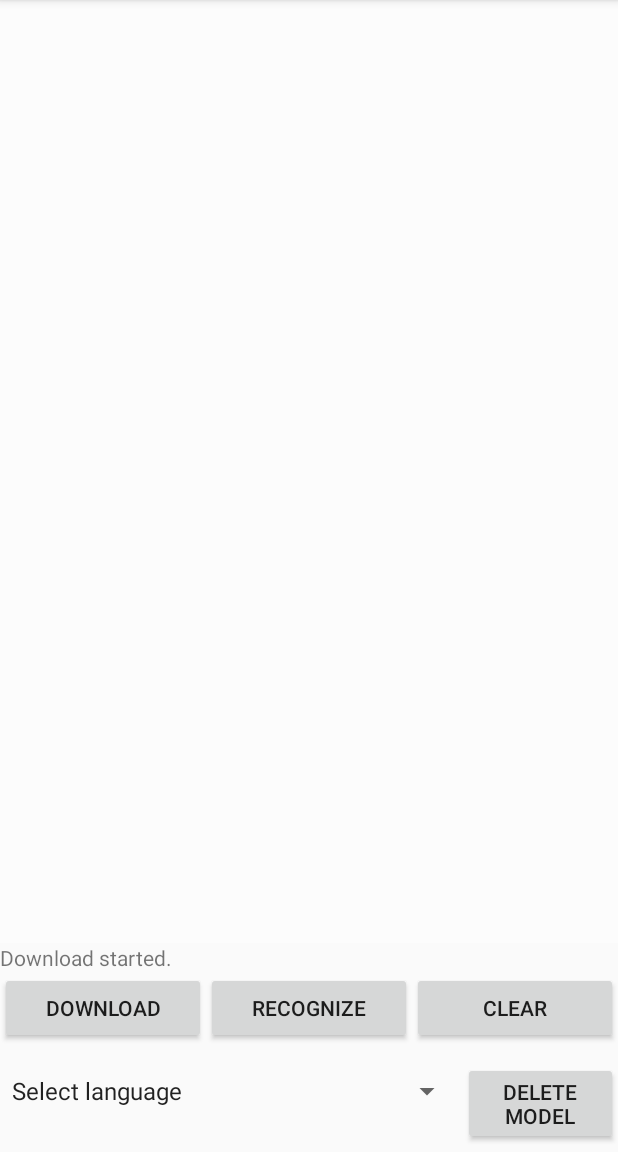
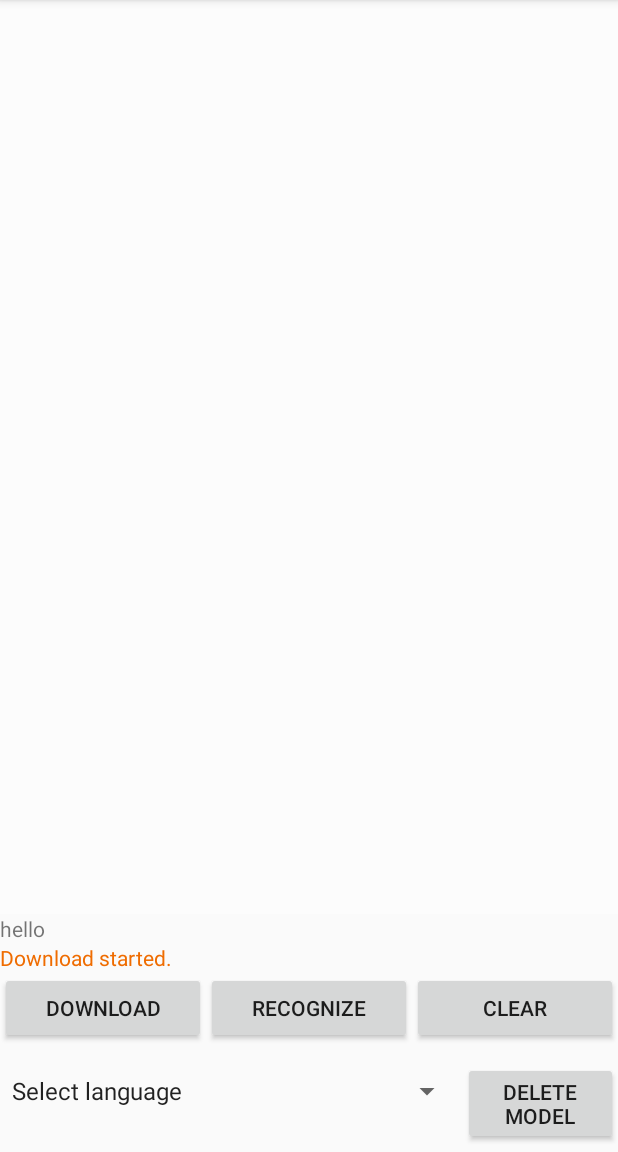
Before and after one commit to abhineetpandey10/SparkinsApp, an Android app: the DigitalInkActivity screen opened directly, with no data from a screen before it, after a tap on "DOWNLOAD", on a phone screen of 412 x 824 dp, the part 84-1236 px from its top. Run offline under Robolectric (Android 15) with nearby library versions, the phone set to English and light mode, and no system bars; libraries missing offline, so code that uses them is left out: com.google.mlkit.common, com.google.mlkit.vision; 8 statements that could not run were skipped.

Commit message:
Digital ink integrated

```diff
--- a/Sparkee/app/src/main/java/com/sparkee/sparkinsapp/DigitalInkActivity.java
+++ b/Sparkee/app/src/main/java/com/sparkee/sparkinsapp/DigitalInkActivity.java
@@ -11,6 +11,7 @@ import android.widget.AdapterView;
 import android.widget.AdapterView.OnItemSelectedListener;
 import android.widget.ArrayAdapter;
 import android.widget.Spinner;
+import android.widget.TextView;
 
 import androidx.annotation.NonNull;
 import androidx.annotation.Nullable;
@@ -29,6 +30,12 @@ import java.util.Set;
 public class DigitalInkActivity extends AppCompatActivity implements DownloadedModelsChangedListener {
 
     private static final String TAG = "MLKDI.Activity";
+
+    private TextView compare;
+    private String name="Shikhar";
+    private RecognitionTask.RecognizedInk text;
+
+
     private static final ImmutableMap<String, String> NON_TEXT_MODELS =
             ImmutableMap.of(
                     "zxx-Zsym-x-autodraw",
@@ -83,6 +90,10 @@ public class DigitalInkActivity extends AppCompatActivity implements DownloadedM
                         Log.i(TAG, "No language selected");
                     }
                 });
+
+        compare=findViewById(R.id.compare);
+
+
 
         strokeManager.reset();
     }
--- a/Sparkee/app/src/main/java/com/sparkee/sparkinsapp/StatusTextView.java
+++ b/Sparkee/app/src/main/java/com/sparkee/sparkinsapp/StatusTextView.java
@@ -18,6 +18,7 @@ public class StatusTextView extends AppCompatTextView implements StatusChangedLi
 
     private StrokeManager strokeManager;
 
+
     public StatusTextView(@NonNull Context context) {
         super(context);
     }
@@ -28,7 +29,9 @@ public class StatusTextView extends AppCompatTextView implements StatusChangedLi
 
     @Override
     public void onStatusChanged() {
+
         this.setText(this.strokeManager.getStatus());
+
     }
 
     void setStrokeManager(StrokeManager strokeManager) {
--- a/Sparkee/app/src/main/res/layout/activity_digital_ink.xml
+++ b/Sparkee/app/src/main/res/layout/activity_digital_ink.xml
@@ -9,6 +9,11 @@
         android:layout_height="200dp"
         android:layout_weight="1"
         android:background="#80FFFFFF" />
+    <TextView
+        android:id="@+id/compare"
+        android:layout_width="wrap_content"
+        android:layout_height="wrap_content"
+        android:text="hello"/>
     <FrameLayout
         android:layout_width="match_parent"
         android:layout_height="wrap_content">
@@ -22,6 +27,7 @@
                 android:layout_width="match_parent"
                 android:layout_height="wrap_content"
                 android:text="Status text..."
+                android:textColor="@color/colorPrimary"
                 android:textIsSelectable="true" />
             <LinearLayout
                 android:layout_width="match_parent"
```
Also changed, not shown: Sparkee/app/src/main/java/com/sparkee/sparkinsapp/StrokeManager.java (+17 -1 lines).
